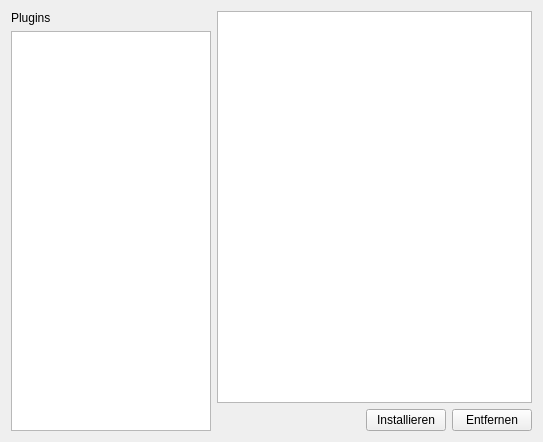
Above: RTOC/RTOC_GUI/ui/getPlugins.ui from Haschtl/RealTimeOpenControl before the change. Below: the same form after it.
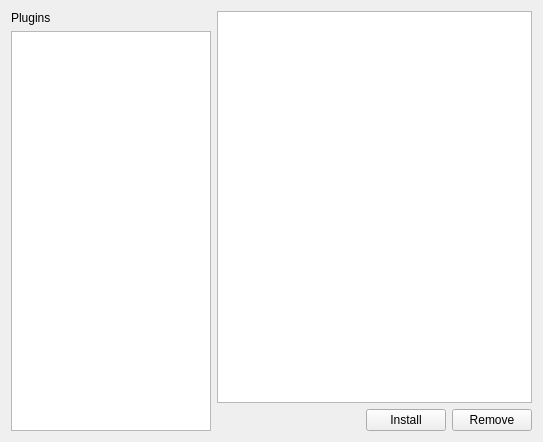
That is the form after the change.

```diff
--- a/RTOC/RTOC_GUI/ui/getPlugins.ui
+++ b/RTOC/RTOC_GUI/ui/getPlugins.ui
@@ -77,14 +77,14 @@
        <item>
         <widget class="QPushButton" name="installButton">
          <property name="text">
-          <string>Installieren</string>
+          <string>Install</string>
          </property>
         </widget>
        </item>
        <item>
         <widget class="QPushButton" name="removeButton">
          <property name="text">
-          <string>Entfernen</string>
+          <string>Remove</string>
          </property>
         </widget>
        </item>
```
